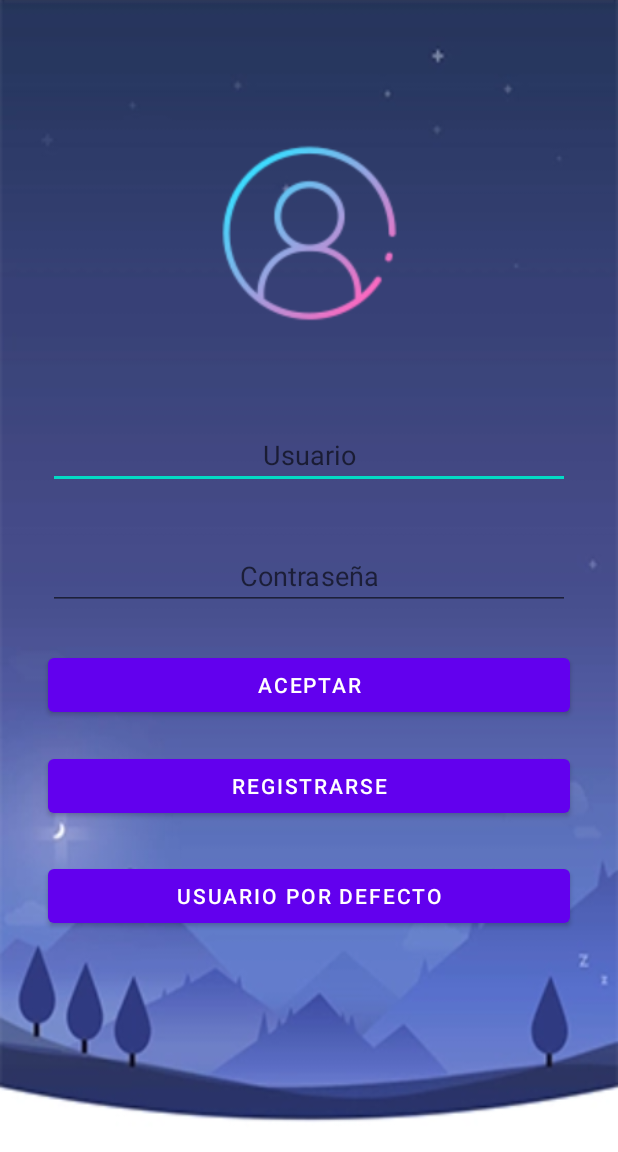
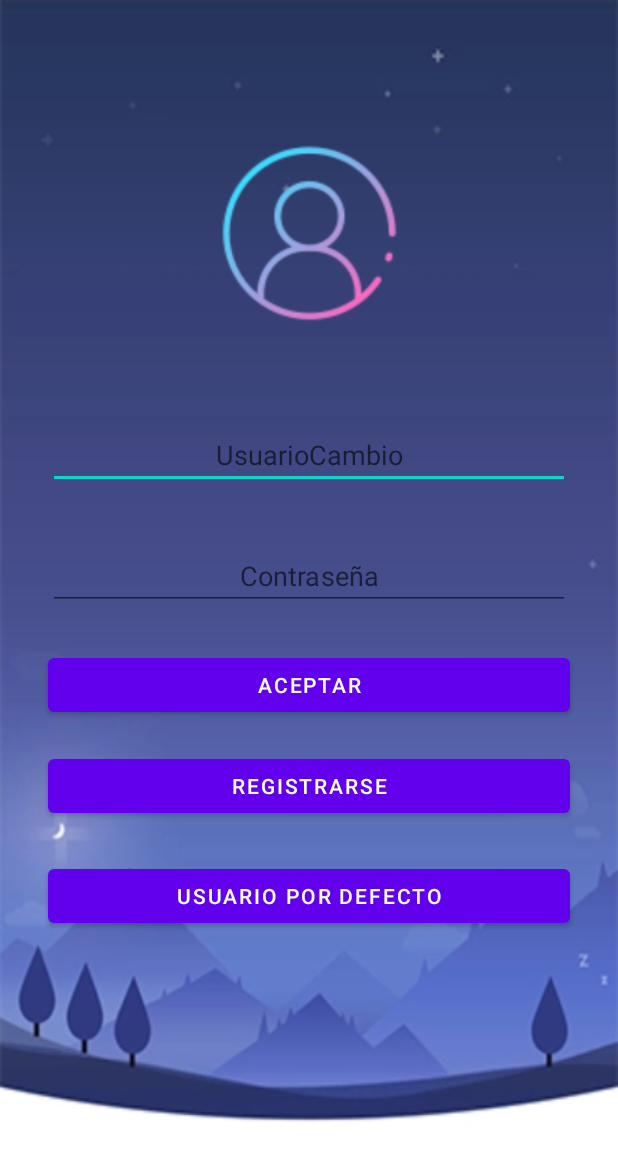
Before and after one commit to bernalqz/PCM_JZQ_BQZ, an Android app: the screen it shows after launch (LoginActivity), on a phone screen of 412 x 824 dp, the part 84-1236 px from its top. Run offline under Robolectric (Android 15) with nearby library versions, the light colour scheme and no system bars; libraries missing offline, so code that uses them is left out: io.realm; 3 statements that could not run were skipped.

Commit message:
Funcionando sin errores de mommento camb

```diff
--- a/app/src/main/res/layout/activity_login.xml
+++ b/app/src/main/res/layout/activity_login.xml
@@ -25,7 +25,7 @@
         android:layout_marginStart="32dp"
         android:layout_marginEnd="32dp"
         android:ems="10"
-        android:hint="Usuario"
+        android:hint="UsuarioCambio"
         android:inputType="textPersonName"
         android:textAlignment="center"
         android:textColor="@color/white"
```
